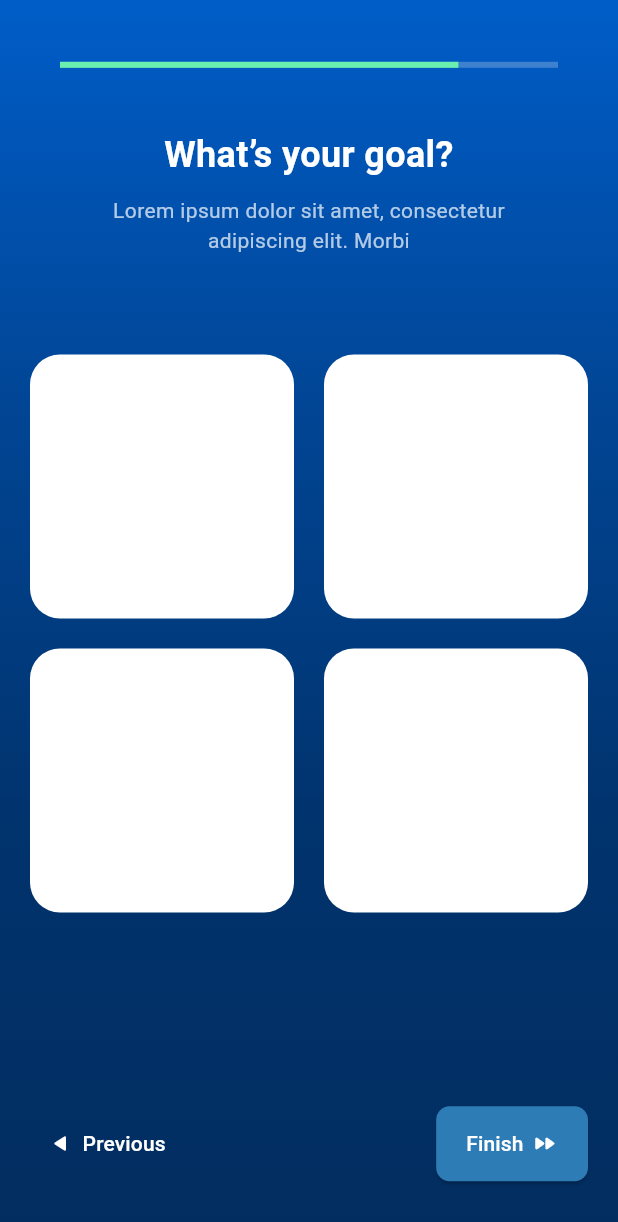
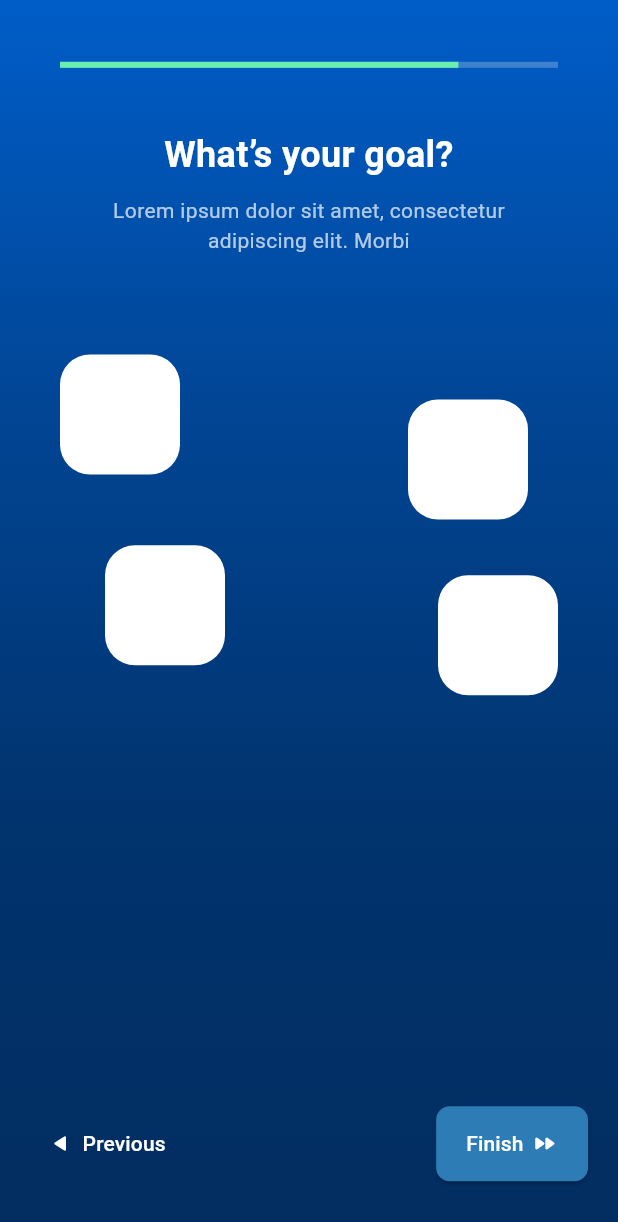
Before and after one commit to MoveAppDart/Fitpath, a Flutter app: the SixthStepSignup screen opened directly, on a phone screen of 412 x 824 dp. Shown: the top 1222 px of the screen. Run offline on Flutter 3.47's test engine with Material 3 defaults, Android fonts, the light colour scheme and no system bars; our stand-ins replace google_fonts, table_calendar.

Commit message:
steps changes

```diff
--- a/lib/screens/register/step3_signup.dart
+++ b/lib/screens/register/step3_signup.dart
@@ -1,7 +1,6 @@
 import 'dart:ui';
 
 import 'package:flutter/material.dart';
-import 'package:flutter/physics.dart';
 import 'package:gymbro/screens/register/step2_signup.dart'; // Asegúrate de que esta importación sea correcta
 import 'package:gymbro/screens/register/step4_signup.dart';
 import 'package:gymbro/screens/utils/weightSlider.dart';
--- a/lib/screens/register/step4_signup.dart
+++ b/lib/screens/register/step4_signup.dart
@@ -1,6 +1,5 @@
 import 'dart:ui';
 import 'package:flutter/material.dart';
-import 'package:flutter/cupertino.dart';
 import 'package:gymbro/screens/register/step3_signup.dart';
 import 'package:gymbro/screens/register/step5_signup.dart';
 
--- a/lib/screens/register/step5_signup.dart
+++ b/lib/screens/register/step5_signup.dart
@@ -1,7 +1,5 @@
 import 'dart:ui';
 import 'package:flutter/material.dart';
-import 'package:flutter/cupertino.dart';
-import 'package:gymbro/screens/register/step1_signup.dart';
 import 'package:gymbro/screens/register/step4_signup.dart';
 import 'package:gymbro/screens/register/step6_signup.dart';
 
--- a/lib/screens/register/step6_signup.dart
+++ b/lib/screens/register/step6_signup.dart
@@ -2,6 +2,23 @@ import 'dart:ui';
 import 'package:flutter/material.dart';
 import 'package:gymbro/screens/bottom_navbar.dart';
 import 'package:gymbro/screens/register/step5_signup.dart';
+
+class RoundedBox extends StatelessWidget {
+  final double size;
+  RoundedBox({required this.size});
+
+  @override
+  Widget build(BuildContext context) {
+    return Container(
+      width: size,
+      height: size,
+      decoration: BoxDecoration(
+        color: Colors.white,
+        borderRadius: BorderRadius.circular(20),
+      ),
+    );
+  }
+}
 
 class SixthStepSignup extends StatefulWidget {
   @override
@@ -71,15 +88,16 @@ class _SixthStepSignupState extends State<SixthStepSignup> {
 
               SizedBox(height: size.height * 0.08),
 
-              // Contenedor de opciones
-              Padding(
-                padding: EdgeInsets.symmetric(horizontal: 20),
-                child: GridView.count(
-                  shrinkWrap: true,
-                  crossAxisCount: 2,
-                  crossAxisSpacing: 20,
-                  mainAxisSpacing: 20,
-                  children: List.generate(4, (index) => RoundedBox()),
+              // Contenedor de opciones con posiciones diferentes
+              SizedBox(
+                height: size.height * 0.3, // Ajusta según lo necesario
+                child: Stack(
+                  children: [
+                    Positioned(top: 0, left: 40, child: RoundedBox(size: 80)),
+                    Positioned(top: 30, right: 60, child: RoundedBox(size: 80)),
+                    Positioned(bottom: 40, left: 70, child: RoundedBox(size: 80)),
+                    Positioned(bottom: 20, right: 40, child: RoundedBox(size: 80)),
+                  ],
                 ),
               ),
 
@@ -174,17 +192,3 @@ class _SixthStepSignupState extends State<SixthStepSignup> {
     );
   }
 }
-
-class RoundedBox extends StatelessWidget {
-  @override
-  Widget build(BuildContext context) {
-    return Container(
-      width: 80,
-      height: 80,
-      decoration: BoxDecoration(
-        color: Colors.white,
-        borderRadius: BorderRadius.circular(20),
-      ),
-    );
-  }
-}
```
